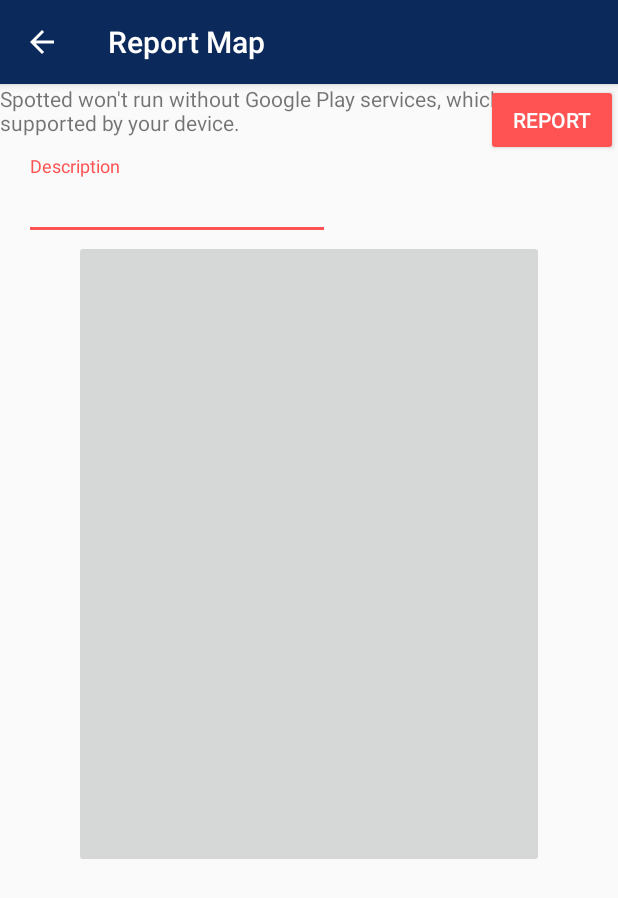
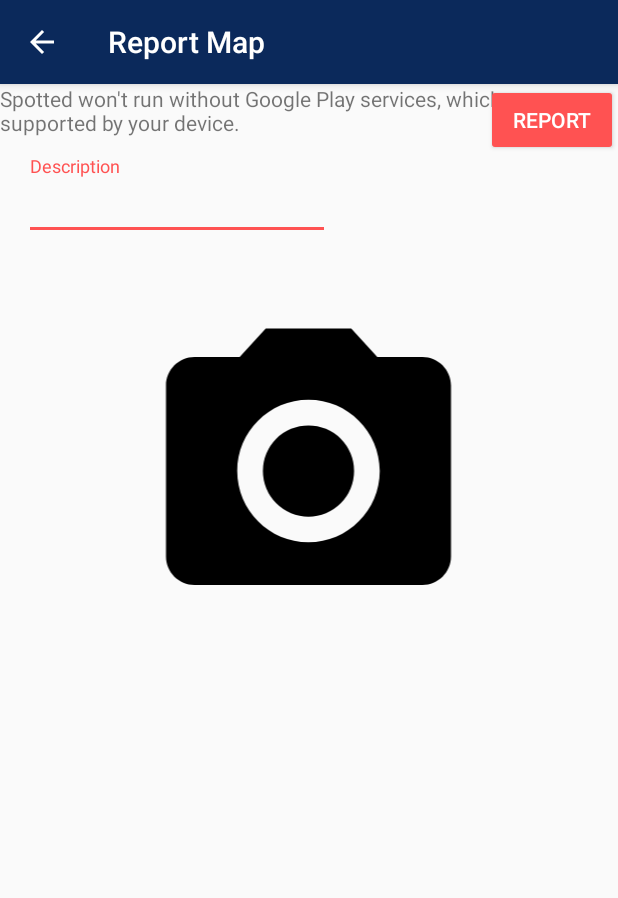
Before and after one commit to OpenDataCyprus/Dirty-Bits, an Android app: the ReportMap screen opened directly, with no data from a screen before it, on a phone screen of 412 x 824 dp. Shown: the top 898 px of the screen. Run offline under Robolectric (Android 15) with nearby library versions, the phone set to English and light mode, and no system bars; our stand-ins replace AdMob; libraries missing offline, so code that uses them is left out: com.sothree.slidinguppanel; plain views replace SlidingUpPanelLayout; 3 statements that could not run were skipped.

Commit message:
Finalizing map and camera issues

```diff
--- a/SpottedApp/app/src/main/AndroidManifest.xml
+++ b/SpottedApp/app/src/main/AndroidManifest.xml
@@ -7,9 +7,10 @@
          Google Maps Android API v2, but you must specify either coarse or fine
          location permissions for the 'MyLocation' functionality.
     -->
-    <uses-permission android:name="android.permission.ACCESS_FINE_LOCATION" />
+    <uses-permission android:name="android.permission.ACCESS_FINE_LOCATION" android:required="true" />
     <uses-feature android:name="android.hardware.camera" android:required="true"/>
     <uses-permission android:name="android.permission.WRITE_EXTERNAL_STORAGE" />
+    <uses-permission android:name="android.permission.ACCESS_COARSE_LOCATION" />
 
     <application
         android:allowBackup="true"
--- a/SpottedApp/app/src/main/java/com/dirtybits/spotted/Models/MissingPerson.java
+++ b/SpottedApp/app/src/main/java/com/dirtybits/spotted/Models/MissingPerson.java
@@ -34,7 +34,6 @@ public class MissingPerson extends Person implements Parcelable{
         dest.writeString(this.missingDate);
     }
 
-
     public MissingPerson(Parcel in) {
         super(in);
         this.missingDate = in.readString();
--- /dev/null
+++ b/SpottedApp/app/src/main/res/drawable/ic_camera_alt_black_48px.xml
@@ -0,0 +1,5 @@
+<vector android:height="80dp" android:viewportHeight="24.0"
+    android:viewportWidth="24.0" android:width="80dp" xmlns:android="http://schemas.android.com/apk/res/android">
+    <path android:fillColor="#000000" android:pathData="M12,12m-3.2,0a3.2,3.2 0,1 1,6.4 0a3.2,3.2 0,1 1,-6.4 0"/>
+    <path android:fillColor="#000000" android:pathData="M9,2L7.17,4L4,4c-1.1,0 -2,0.9 -2,2v12c0,1.1 0.9,2 2,2h16c1.1,0 2,-0.9 2,-2L22,6c0,-1.1 -0.9,-2 -2,-2h-3.17L15,2L9,2zM12,17c-2.76,0 -5,-2.24 -5,-5s2.24,-5 5,-5 5,2.24 5,5 -2.24,5 -5,5z"/>
+</vector>
--- a/SpottedApp/app/src/main/res/layout/activity_report_map.xml
+++ b/SpottedApp/app/src/main/res/layout/activity_report_map.xml
@@ -48,11 +48,16 @@
             </android.support.design.widget.TextInputLayout>
 
             <ImageButton
+                android:layout_width="303dp"
+                android:layout_height="228dp"
                 android:id="@+id/imageButtonPhoto"
-                android:layout_width="313dp"
-                android:layout_height="wrap_content"
-                android:layout_gravity="center_horizontal"
-                android:layout_weight="0.62" />
+                android:layout_gravity="center_horizontal|bottom"
+                android:layout_marginTop="40dp"
+                android:background="@null"
+                android:scaleType="fitCenter"
+                android:src="@drawable/ic_camera_alt_black_48px"
+                android:onClick="TakePhoto"
+                />
         </LinearLayout>
     </com.sothree.slidinguppanel.SlidingUpPanelLayout>
 </android.support.design.widget.CoordinatorLayout>
```
Also changed, not shown: SpottedApp/app/src/main/java/com/dirtybits/spotted/Activities/MissingPersons.java (+10 -13 lines), SpottedApp/app/src/main/java/com/dirtybits/spotted/Activities/ReportMap.java (+41 -15 lines), SpottedApp/app/src/main/res/layout/activity_main_activity_without_drawer.xml (+4 -4 lines), SpottedApp/app/src/main/res/layout/test.xml (+6 -4 lines), SpottedApp/app/src/main/res/drawable-xxhdpi/missin_person_small_menu.png (added), SpottedApp/app/src/main/res/drawable/plates_small.png (added), SpottedApp/app/src/main/res/drawable/stolen_car_small.png (added), SpottedApp/app/src/main/res/drawable/wanted_person_small.png (added), 1 other file.
